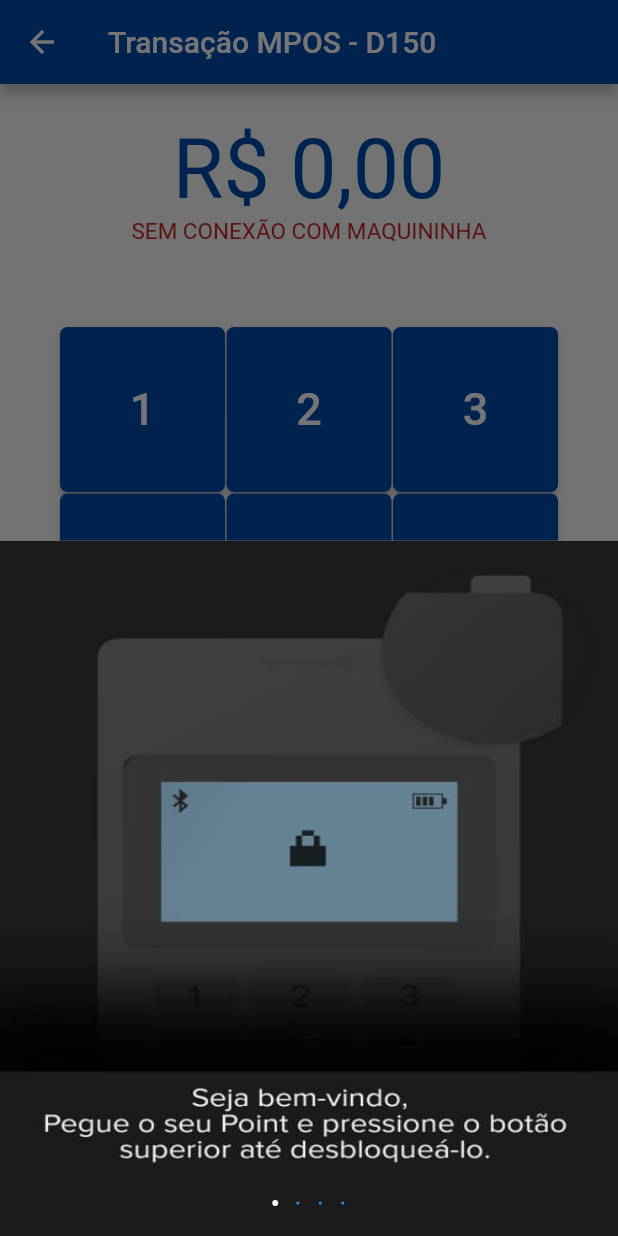
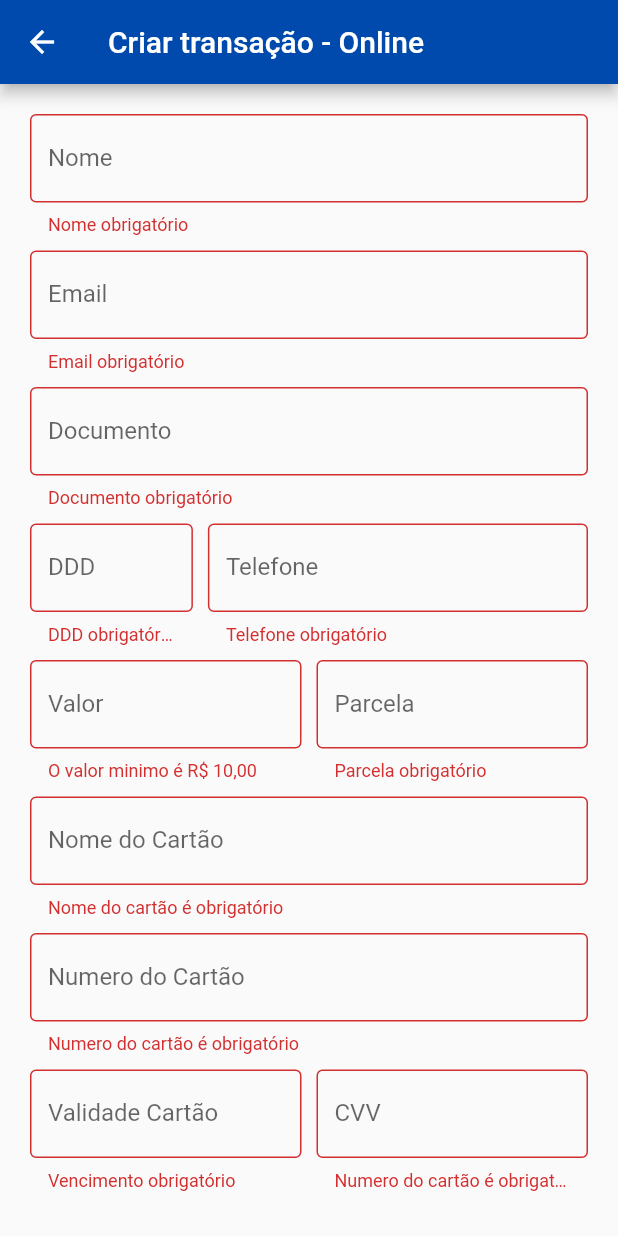
Before and after one commit to paulosaldanha/flutter_mobx_crud, a Flutter app: the screen it shows after launch, after a tap on an icon or button, on a phone screen of 412 x 824 dp. Run offline on Flutter 3.47's test engine with Material 2 defaults, Android fonts, the phone set to English and light mode, and no system bars; drawn by our look-alikes of carousel_pro; our stand-ins replace flushbar, flutter_bluetooth_serial, flutter_mobx, flutter_typeahead, mobx, sqflite; missing offline and left inert: combos, cpfcnpj, pagarme_mpos_flutter; accounts and stored records are empty; generated files the repository leaves out were written again.

Commit message:
transaction online

```diff
--- a/lib/main.dart
+++ b/lib/main.dart
@@ -46,8 +46,8 @@ class MyHomePage extends StatelessWidget {
             DrawerHeader(
               child: Image.asset('images/splash.png'),
               decoration: BoxDecoration(
-                  gradient: LinearGradient(
-                colors: [
+                gradient: LinearGradient(
+                  colors: [
                   Color.fromRGBO(0, 74, 173, 1),
                   Colors.white,
                 ],
--- /dev/null
+++ b/lib/src/controllers/transaction_online_controller.dart
@@ -0,0 +1,129 @@
+import 'package:mobx/mobx.dart';
+import 'package:estruturabasica/src/models/transaction_online.dart';
+import 'package:estruturabasica/src/services/transaction_online_service.dart';
+import 'package:cpfcnpj/cpfcnpj.dart';
+
+part 'transaction_online_controller.g.dart';
+
+class TransactionOnlineController = _TransactionOnlineController with _$TransactionOnlineController;
+
+abstract class _TransactionOnlineController with Store {
+  _TransactionOnlineController();
+
+  var transactiononline = TransactionOnline();
+  var service = TransactionOnlineService();
+
+  @observable
+  String pattern = '';
+
+  @action
+  setPattern(String value) => pattern = value;
+
+  String validateName() {
+    if (transactiononline.name == null || transactiononline.name.isEmpty || transactiononline.name.length < 3) {
+      return "Nome obrigatório";
+    }
+    return null;
+  }
+
+  String validateEmail() {
+    if (transactiononline.email == null || transactiononline.email.isEmpty) {
+      return "Email obrigatório";
+    }
+    if (transactiononline.email.length < 4 ||
+        !transactiononline.email.contains("@") ||
+        !transactiononline.email.contains(".")) {
+      return "Email inválido";
+    }
+    return null;
+  }
+
+  String validateDocument() {
+    if (transactiononline.document == null || transactiononline.document.isEmpty) {
+      return "Documento obrigatório";
+    }
+    if (CPF.isValid(transactiononline.document) || CNPJ.isValid(transactiononline.document)) {
+      return null;
+    } else {
+      return "Documento Inválido";
+    }
+  }
+
+  String validateDdd() {
+    if (transactiononline.ddd == null || transactiononline.ddd.isEmpty) {
+      return "DDD obrigatório";
+    }
+    return null;
+  }
+
+  String validateTelephone() {
+    if (transactiononline.telephone == null ||
+        transactiononline.telephone.isEmpty ||
+        transactiononline.telephone.length < 8) {
+      return "Telefone obrigatório";
+    }
+    return null;
+  }
+
+  String validateValue() {
+    if (transactiononline.value == null || transactiononline.value < 10) {
+      return "O valor minimo é R\$ 10,00";
+    }
+    return null;
+  }
+
+  String validateDateExpiration() {
+    if (transactiononline.cardDateExpiration == null || transactiononline.cardDateExpiration.length != 4  ) {
+      return "Vencimento obrigatório";
+    }
+    return null;
+  }
+
+  String validateInstallments() {
+    if (transactiononline.installments == null || transactiononline.installments <= 0 ||  transactiononline.installments > 12 ) {
+      return "Parcela obrigatório";
+    }
+    return null;
+  }
+
+  String validateCardName() {
+    if (transactiononline.cardName == null || transactiononline.cardName.isEmpty) {
+      return "Nome do cartão é obrigatório";
+    }
+    return null;
+  }
+
+  String validateCardNumber() {
+    if (transactiononline.cardNumber == null || transactiononline.cardNumber.isEmpty) {
+      return "Numero do cartão é obrigatório";
+    }
+    return null;
+  }
+
+  String validateCardCVV() {
+    if (transactiononline.cardCVV == null || transactiononline.cardCVV.isEmpty) {
+      return "Numero do cartão é obrigatório";
+    }
+    return null;
+  }
+
+
+  @computed
+  bool get isValid {
+    return validateName() == null &&
+        validateEmail() == null &&
+        validateDocument() == null &&
+        validateDdd() == null &&
+        validateTelephone() == null &&
+        validateValue() == null &&
+        validateInstallments() == null &&
+        validateCardName() == null &&
+        validateCardNumber() == null &&
+        validateCardCVV()  == null &&
+        validateDateExpiration() == null;
+  }
+
+  dynamic createTransctionTransactionOnline() async {
+    return service.createTransactionOnline(transactiononline);
+  }
+}
--- a/lib/src/screens/home/home.dart
+++ b/lib/src/screens/home/home.dart
@@ -1,6 +1,7 @@
 import 'package:estruturabasica/src/components/home_icon.dart';
 import 'package:estruturabasica/src/screens/transaction/transaction_mpos_form.dart';
 import 'package:estruturabasica/src/screens/transaction/transaction_boleto_form.dart';
+import 'package:estruturabasica/src/screens/transaction/transaction_online_form.dart';
 import 'package:flutter/material.dart';
 import 'package:flutter_mobx/flutter_mobx.dart';
 
@@ -72,7 +73,7 @@ class Home extends StatelessWidget {
             color: Color.fromRGBO(0, 74, 173, 1),
             onPressed: () {
               Navigator.of(context).push(MaterialPageRoute(
-                  builder: (context) => TransactionMposForm()));
+                  builder: (context) => TransactionOnlineForm()));
             },
             child: Column(
               children: [
--- /dev/null
+++ b/lib/src/screens/transaction/transaction_online_form.dart
@@ -0,0 +1,266 @@
+import 'package:estruturabasica/src/models/transaction_online.dart';
+import 'package:estruturabasica/src/controllers/transaction_online_controller.dart';
+import 'package:estruturabasica/src/services/transaction_service.dart';
+import 'package:flushbar/flushbar.dart';
+import 'package:flutter/cupertino.dart';
+import 'package:flutter/material.dart';
+import 'package:flutter/services.dart';
+import 'package:flutter_mobx/flutter_mobx.dart';
+import 'package:mobx/mobx.dart';
+
+class TransactionOnlineForm extends StatelessWidget {
+  final transactiononline = TransactionOnline();
+  TransactionOnlineController transactiononlineController =
+      TransactionOnlineController();
+
+  TransactionOnlineForm();
+
+
+  @override
+  Widget build(BuildContext context) {
+    return Scaffold(
+      appBar: AppBar(
+        backgroundColor: Color.fromRGBO(0, 74, 173, 1),
+        title: Text('Criar transação - Online'),
+      ),
+      body: Padding(
+        padding: const EdgeInsets.all(20.0),
+        child: SingleChildScrollView(
+          child: Column(
+            children: <Widget>[
+              Observer(
+                builder: (_) {
+                  return _textField(
+                      labelText: "Nome",
+                      onChanged:
+                          transactiononlineController.transactiononline.setNome,
+                      errorText: transactiononlineController.validateName);
+                },
+              ),
+              SizedBox(
+                height: 10,
+              ),
+              Observer(
+                builder: (_) {
+                  return _textField(
+                      labelText: "Email",
+                      onChanged: transactiononlineController
+                          .transactiononline.setEmail,
+                      errorText: transactiononlineController.validateEmail);
+                },
+              ),
+              SizedBox(
+                height: 10,
+              ),
+              Observer(
+                builder: (_) {
+                  return _textField(
+                      labelText: "Documento",
+                      onChanged: transactiononlineController
+                          .transactiononline.setDocument,
+                      errorText: transactiononlineController.validateDocument);
+                },
+              ),
+              SizedBox(
+                height: 10,
+              ),
+              Row(
+                mainAxisAlignment: MainAxisAlignment.spaceBetween,
+                children: <Widget>[
+                  Expanded(
+                    flex: 3,
+                    child: Container(child: Observer(
+                      builder: (_) {
+                        return _numberField(
+                            labelText: "DDD",
+                            onChanged: transactiononlineController
+                                .transactiononline.setDdd,
+                            errorText: transactiononlineController.validateDdd);
+                      },
+                    )),
+                  ),
+                  SizedBox(
+                    width: 10,
+                  ),
+                  Expanded(
+                    flex: 7,
+                    child: Observer(
+                      builder: (_) {
+                        return _numberField(
+                            labelText: "Telefone",
+                            onChanged: transactiononlineController
+                                .transactiononline.setTelephone,
+                            errorText:
+                                transactiononlineController.validateTelephone);
+                      },
+                    ),
+                  ),
+                ],
+              ),
+              SizedBox(
+                height: 10,
+              ),
+              Row(
+                mainAxisAlignment: MainAxisAlignment.spaceBetween,
+                children: <Widget>[
+                  Expanded(
+                    flex: 5,
+                    child: Container(child: Observer(
+                      builder: (_) {
+                        return _numberField(
+                            labelText: "Valor",
+                            onChanged: transactiononlineController
+                                .transactiononline.setValue,
+                            errorText:
+                                transactiononlineController.validateValue,
+                            prefix: "R\$ ");
+                      },
+                    )),
+                  ),
+                  SizedBox(
+                    width: 10,
+                  ),
+                  Expanded(
+                    flex: 5,
+                    child: Container(child: Observer(
+                      builder: (_) {
+                        return _numberField(
+                            labelText: "Parcela",
+                            onChanged: transactiononlineController
+                                .transactiononline.setInstallments,
+                            errorText:
+                            transactiononlineController.validateInstallments);
+                      },
+                    )),
+                  ),
+                ],
+              ),
+              SizedBox(
+                height: 10,
+              ),
+              Observer(
+                builder: (_) {
+                  return _textField(
+                      labelText: "Nome do Cartão",
+                      onChanged: transactiononlineController
+                          .transactiononline.setCardName,
+                      errorText: transactiononlineController.validateCardName);
+                },
+              ),
+              SizedBox(
+                height: 10,
+              ),
+              Observer(
+                builder: (_) {
+                  return _textField(
+                      labelText: "Numero do Cartão",
+                      onChanged: transactiononlineController
+                          .transactiononline.setCardNumber,
+                      errorText: transactiononlineController.validateCardNumber);
+                },
+              ),
+              SizedBox(
+                height: 10,
+              ),
+              Row(
+                mainAxisAlignment: MainAxisAlignment.spaceBetween,
+                children: <Widget>[
+                  Expanded(
+                    flex: 5,
+                    child: Container(child: Observer(
+                      builder: (_) {
+                        return _numberField(
+                            labelText: "Validade Cartão",
+                            onChanged: transactiononlineController
+                                .transactiononline.setDateExpiration,
+                            errorText: transactiononlineController.validateDateExpiration);
+                      },
+                    )),
+                  ),
+                  SizedBox(
+                    width: 10,
+                  ),
+                  Expanded(
+                    flex: 5,
+                    child: Observer(
+                      builder: (_) {
+                        return _numberField(
+                            labelText: "CVV",
+                            onChanged: transactiononlineController
+                                .transactiononline.setCardCVV,
+                            errorText:
+                            transactiononlineController.validateCardCVV);
+                      },
+                    ),
+                  ),
+                ],
+              ),
+              SizedBox(
+                height: 10,
+              ),
+              Observer(
+                builder: (_) {
+                  return ButtonTheme(
+                      minWidth: 1000,
+                      child: RaisedButton(
+                          shape: RoundedRectangleBorder(
+                            borderRadius: BorderRadius.circular(8.0),
+                          ),
+                          color: Color.fromRGBO(0, 74, 173, 1),
+                          onPressed: transactiononlineController.isValid
+                              ? () {
+                                  transactiononlineController
+                                      .createTransctionTransactionOnline();
+                                  Navigator.pop(context);
+                                  Flushbar(
+                                    title: "Sucesso",
+                                    message:
+                                        "Transação Online criado com sucesso!",
+                                    duration: Duration(seconds: 2),
+                                  )..show(context);
+                                }
+                              : null,
+                          child: Padding(
+                            padding: EdgeInsets.all(15),
+                            child: Text(
+                              "Criar Transaction Online",
+                              style: TextStyle(color: Colors.white),
+                            ),
+                          )));
+                },
+              ),
+            ],
+          ),
+        ),
+      ),
+    );
+  }
+}
+
+_textField({String labelText, onChanged, String Function() errorText}) {
+  return TextFormField(
+    onChanged: onChanged,
+    decoration: InputDecoration(
+        border: OutlineInputBorder(),
+        labelText: labelText,
+        errorText: errorText == null ? null : errorText()),
+  );
+}
+
+_numberField(
+    {String labelText,
+    onChanged,
+    String Function() errorText,
+    String prefix,
+    bool enable}) {
+  return TextFormField(
+    keyboardType: TextInputType.number,
+    onChanged: onChanged,
+    enabled: enable,
+    decoration: InputDecoration(
+        border: OutlineInputBorder(),
+        labelText: labelText,
+        errorText: errorText == null ? null : errorText(),
+        prefixText: prefix),
+  );
+}
```
Also changed, not shown: lib/src/models/transaction_online.dart (added, +54 -0 lines), lib/src/services/transaction_online_service.dart (added, +41 -0 lines), lib/src/services/transaction_service.dart (+1 -0 lines), lib/src/controllers/transaction_online_controller.g.dart (added), lib/src/models/transaction_online.g.dart (added), pubspec.lock.
